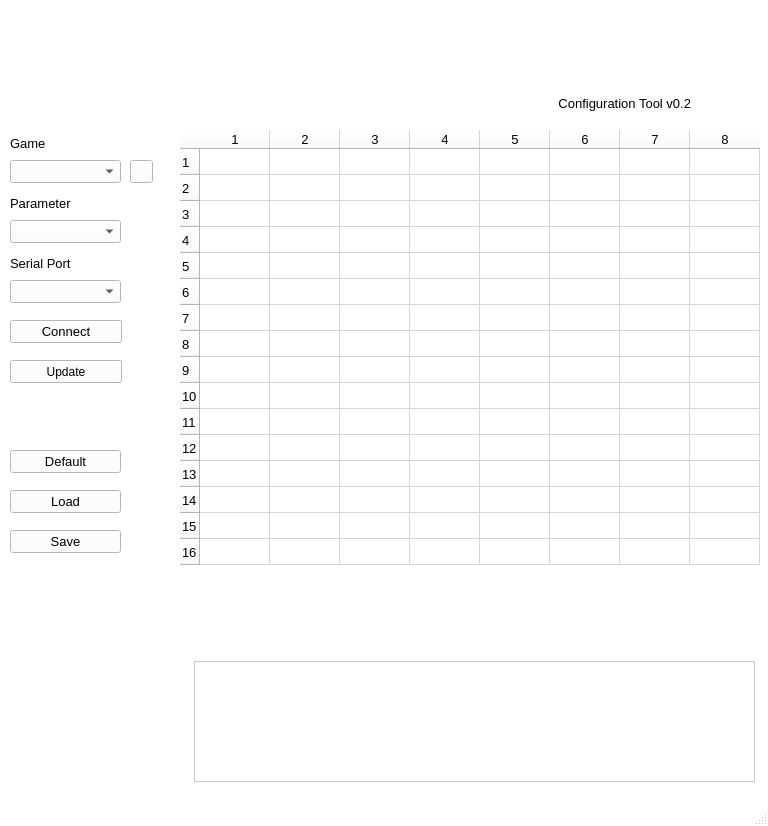
Above: afterglow_config/mainwindow.ui from bitfieldlabs/afterglow before the change. Below: the same form after it.
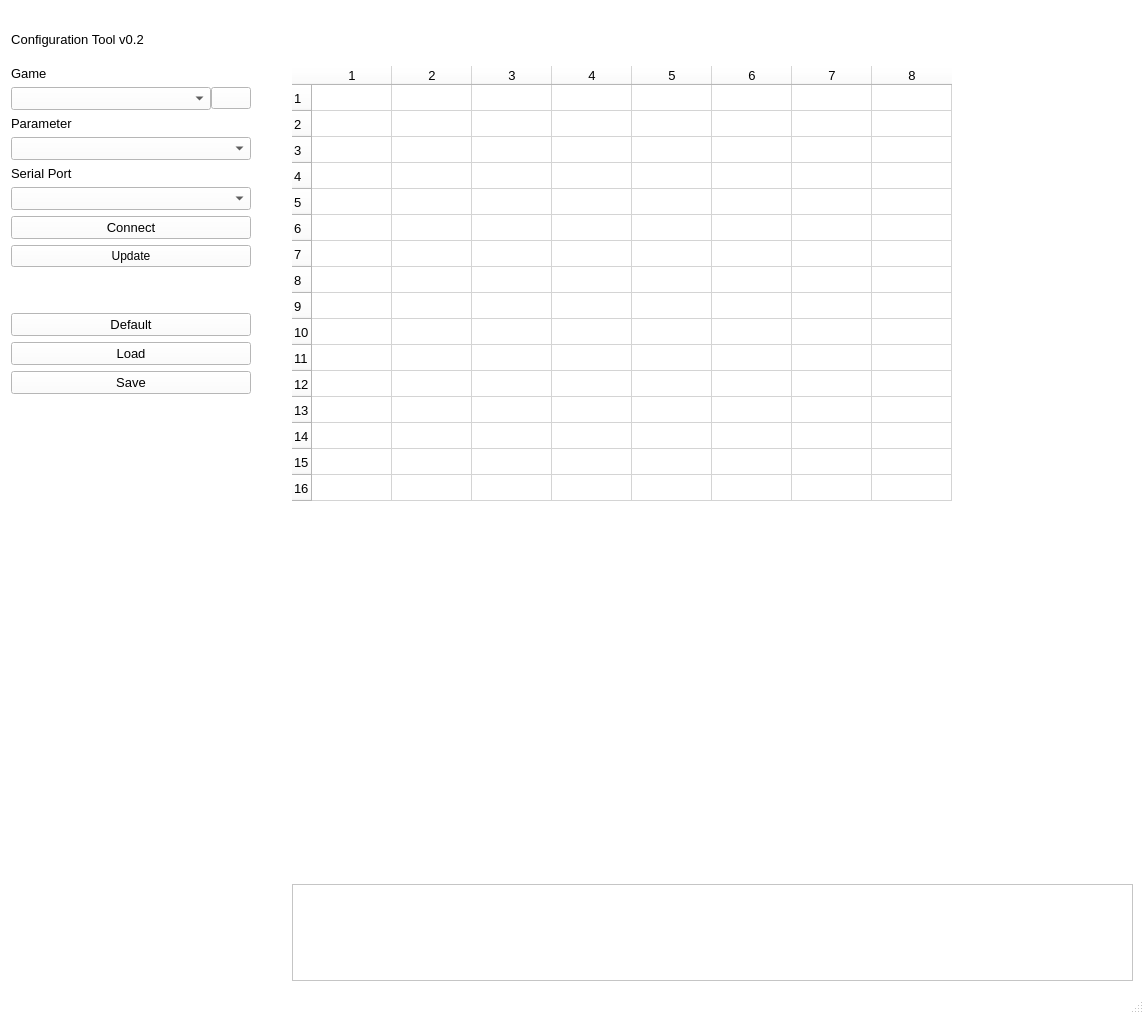
That is the form after the change. Icons and pictures are not drawn.

Patch:
```diff
--- a/afterglow_config/mainwindow.ui
+++ b/afterglow_config/mainwindow.ui
@@ -6,8 +6,8 @@
    <rect>
     <x>0</x>
     <y>0</y>
-    <width>768</width>
-    <height>826</height>
+    <width>1144</width>
+    <height>1014</height>
    </rect>
   </property>
   <property name="palette">
@@ -432,433 +432,536 @@
    <iconset resource="resources.qrc">
     <normaloff>:/images/images/a.ico</normaloff>:/images/images/a.ico</iconset>
   </property>
+  <property name="layoutDirection">
+   <enum>Qt::LeftToRight</enum>
+  </property>
   <property name="autoFillBackground">
    <bool>false</bool>
   </property>
   <widget class="QWidget" name="centralWidget">
-   <widget class="QTableWidget" name="lampMatrix">
-    <property name="geometry">
-     <rect>
-      <x>180</x>
-      <y>130</y>
-      <width>582</width>
-      <height>520</height>
-     </rect>
-    </property>
-    <property name="font">
-     <font>
-      <pointsize>10</pointsize>
-     </font>
-    </property>
-    <property name="frameShape">
-     <enum>QFrame::NoFrame</enum>
-    </property>
-    <property name="verticalScrollBarPolicy">
-     <enum>Qt::ScrollBarAlwaysOff</enum>
-    </property>
-    <property name="horizontalScrollBarPolicy">
-     <enum>Qt::ScrollBarAlwaysOff</enum>
-    </property>
-    <property name="showDropIndicator" stdset="0">
-     <bool>false</bool>
-    </property>
-    <property name="alternatingRowColors">
-     <bool>true</bool>
-    </property>
-    <property name="wordWrap">
-     <bool>true</bool>
-    </property>
-    <property name="cornerButtonEnabled">
-     <bool>false</bool>
-    </property>
-    <property name="rowCount">
-     <number>16</number>
-    </property>
-    <property name="columnCount">
-     <number>8</number>
-    </property>
-    <attribute name="horizontalHeaderDefaultSectionSize">
-     <number>70</number>
-    </attribute>
-    <attribute name="horizontalHeaderMinimumSectionSize">
-     <number>31</number>
-    </attribute>
-    <attribute name="verticalHeaderDefaultSectionSize">
-     <number>26</number>
-    </attribute>
-    <row/>
-    <row/>
-    <row/>
-    <row/>
-    <row/>
-    <row/>
-    <row/>
-    <row/>
-    <row/>
-    <row/>
-    <row/>
-    <row/>
-    <row/>
-    <row/>
-    <row/>
-    <row/>
-    <column/>
-    <column/>
-    <column/>
-    <column/>
-    <column/>
-    <column/>
-    <column/>
-    <column/>
-   </widget>
-   <widget class="QLabel" name="label">
-    <property name="geometry">
-     <rect>
-      <x>50</x>
-      <y>10</y>
-      <width>661</width>
-      <height>82</height>
-     </rect>
-    </property>
-    <property name="font">
-     <font>
-      <pointsize>10</pointsize>
-     </font>
-    </property>
-    <property name="text">
-     <string/>
-    </property>
-    <property name="pixmap">
-     <pixmap resource="resources.qrc">:/images/images/afterglow.png</pixmap>
-    </property>
-    <property name="scaledContents">
-     <bool>true</bool>
-    </property>
-   </widget>
-   <widget class="QLabel" name="label_2">
-    <property name="geometry">
-     <rect>
-      <x>480</x>
-      <y>90</y>
-      <width>211</width>
-      <height>27</height>
-     </rect>
-    </property>
-    <property name="font">
-     <font>
-      <pointsize>10</pointsize>
-     </font>
-    </property>
-    <property name="text">
-     <string>Configuration Tool v0.2</string>
-    </property>
-    <property name="scaledContents">
-     <bool>true</bool>
-    </property>
-    <property name="alignment">
-     <set>Qt::AlignRight|Qt::AlignTrailing|Qt::AlignVCenter</set>
-    </property>
-   </widget>
-   <widget class="QComboBox" name="serialPortSelection">
-    <property name="geometry">
-     <rect>
-      <x>10</x>
-      <y>280</y>
-      <width>111</width>
-      <height>23</height>
-     </rect>
-    </property>
-    <property name="font">
-     <font>
-      <pointsize>10</pointsize>
-     </font>
-    </property>
-    <property name="toolTip">
-     <string>Select the serial port your Afterglow is connected to</string>
-    </property>
-   </widget>
-   <widget class="QLabel" name="label_3">
-    <property name="geometry">
-     <rect>
-      <x>10</x>
-      <y>250</y>
-      <width>131</width>
-      <height>27</height>
-     </rect>
-    </property>
-    <property name="font">
-     <font>
-      <pointsize>10</pointsize>
-     </font>
-    </property>
-    <property name="text">
-     <string>Serial Port</string>
-    </property>
-   </widget>
-   <widget class="QPushButton" name="saveButton">
-    <property name="geometry">
-     <rect>
-      <x>10</x>
-      <y>530</y>
-      <width>111</width>
-      <height>23</height>
-     </rect>
-    </property>
-    <property name="font">
-     <font>
-      <pointsize>10</pointsize>
-     </font>
-    </property>
-    <property name="toolTip">
-     <string>Save all settings to your Afterglow device</string>
-    </property>
-    <property name="text">
-     <string>Save</string>
-    </property>
-    <property name="icon">
-     <iconset resource="resources.qrc">
-      <normaloff>:/icon/icons/document-save.svg</normaloff>:/icon/icons/document-save.svg</iconset>
-    </property>
-   </widget>
-   <widget class="QPushButton" name="loadButton">
-    <property name="geometry">
-     <rect>
-      <x>10</x>
-      <y>490</y>
-      <width>111</width>
-      <height>23</height>
-     </rect>
-    </property>
-    <property name="font">
-     <font>
-      <pointsize>10</pointsize>
-     </font>
-    </property>
-    <property name="toolTip">
-     <string>Load all settings from the Afterglow device</string>
-    </property>
-    <property name="text">
-     <string>Load</string>
-    </property>
-    <property name="icon">
-     <iconset resource="resources.qrc">
-      <normaloff>:/icon/icons/download.svg</normaloff>:/icon/icons/download.svg</iconset>
-    </property>
-   </widget>
-   <widget class="QLabel" name="label_4">
-    <property name="geometry">
-     <rect>
-      <x>10</x>
-      <y>130</y>
-      <width>81</width>
-      <height>27</height>
-     </rect>
-    </property>
-    <property name="font">
-     <font>
-      <pointsize>10</pointsize>
-     </font>
-    </property>
-    <property name="text">
-     <string>Game</string>
-    </property>
-   </widget>
-   <widget class="QComboBox" name="gameSelection">
-    <property name="geometry">
-     <rect>
-      <x>10</x>
-      <y>160</y>
-      <width>111</width>
-      <height>23</height>
-     </rect>
-    </property>
-    <property name="font">
-     <font>
-      <pointsize>10</pointsize>
-     </font>
-    </property>
-    <property name="toolTip">
-     <string>Choose your pinball machine</string>
-    </property>
-   </widget>
-   <widget class="QPushButton" name="connectButton">
-    <property name="enabled">
-     <bool>true</bool>
-    </property>
-    <property name="geometry">
-     <rect>
-      <x>10</x>
-      <y>320</y>
-      <width>112</width>
-      <height>23</height>
-     </rect>
-    </property>
-    <property name="font">
-     <font>
-      <pointsize>10</pointsize>
-     </font>
-    </property>
-    <property name="toolTip">
-     <string>Connect to your Afterglow device</string>
-    </property>
-    <property name="text">
-     <string>Connect</string>
-    </property>
-    <property name="icon">
-     <iconset resource="resources.qrc">
-      <normaloff>:/icon/icons/network-connect.svg</normaloff>:/icon/icons/network-connect.svg</iconset>
-    </property>
-   </widget>
-   <widget class="QComboBox" name="parameterSelection">
-    <property name="geometry">
-     <rect>
-      <x>10</x>
-      <y>220</y>
-      <width>111</width>
-      <height>23</height>
-     </rect>
-    </property>
-    <property name="font">
-     <font>
-      <pointsize>10</pointsize>
-     </font>
-    </property>
-    <property name="toolTip">
-     <string>Choose which parameter to display and edit</string>
-    </property>
-   </widget>
-   <widget class="QLabel" name="label_5">
-    <property name="geometry">
-     <rect>
-      <x>10</x>
-      <y>190</y>
-      <width>131</width>
-      <height>27</height>
-     </rect>
-    </property>
-    <property name="font">
-     <font>
-      <pointsize>10</pointsize>
-     </font>
-    </property>
-    <property name="text">
-     <string>Parameter</string>
-    </property>
-   </widget>
-   <widget class="QPushButton" name="defaultButton">
-    <property name="geometry">
-     <rect>
-      <x>10</x>
-      <y>450</y>
-      <width>111</width>
-      <height>23</height>
-     </rect>
-    </property>
-    <property name="font">
-     <font>
-      <pointsize>10</pointsize>
-     </font>
-    </property>
-    <property name="toolTip">
-     <string>Revert all values to the firmware default</string>
-    </property>
-    <property name="text">
-     <string>Default</string>
-    </property>
-    <property name="icon">
-     <iconset resource="resources.qrc">
-      <normaloff>:/icon/icons/circular-arrow-shape.svg</normaloff>:/icon/icons/circular-arrow-shape.svg</iconset>
-    </property>
-   </widget>
-   <widget class="QPushButton" name="gameListFetchButton">
-    <property name="geometry">
-     <rect>
-      <x>130</x>
-      <y>160</y>
-      <width>23</width>
-      <height>23</height>
-     </rect>
-    </property>
-    <property name="toolTip">
-     <string>Fetch the latest game list from github</string>
-    </property>
-    <property name="text">
-     <string/>
-    </property>
-    <property name="icon">
-     <iconset resource="resources.qrc">
-      <normaloff>:/icon/icons/atmosphere.svg</normaloff>:/icon/icons/atmosphere.svg</iconset>
-    </property>
-   </widget>
-   <widget class="QPushButton" name="updateFWButton">
-    <property name="geometry">
-     <rect>
-      <x>10</x>
-      <y>360</y>
-      <width>112</width>
-      <height>23</height>
-     </rect>
-    </property>
-    <property name="toolTip">
-     <string>Update the Arduino firmware with the latest version from github</string>
-    </property>
-    <property name="text">
-     <string>Update</string>
-    </property>
-    <property name="icon">
-     <iconset resource="resources.qrc">
-      <normaloff>:/icon/icons/view-refresh.svg</normaloff>:/icon/icons/view-refresh.svg</iconset>
-    </property>
-   </widget>
-   <widget class="QLabel" name="label_6">
-    <property name="geometry">
-     <rect>
-      <x>675</x>
-      <y>730</y>
-      <width>61</width>
-      <height>51</height>
-     </rect>
-    </property>
-    <property name="text">
-     <string/>
-    </property>
-    <property name="pixmap">
-     <pixmap resource="resources.qrc">:/images/images/flakie_transp.png</pixmap>
-    </property>
-    <property name="scaledContents">
-     <bool>true</bool>
-    </property>
-   </widget>
-   <widget class="QTextBrowser" name="tickerText">
-    <property name="geometry">
-     <rect>
-      <x>194</x>
-      <y>661</y>
-      <width>561</width>
-      <height>121</height>
-     </rect>
-    </property>
-    <property name="acceptDrops">
-     <bool>false</bool>
-    </property>
-   </widget>
-   <zorder>lampMatrix</zorder>
-   <zorder>label</zorder>
-   <zorder>label_2</zorder>
-   <zorder>serialPortSelection</zorder>
-   <zorder>label_3</zorder>
-   <zorder>saveButton</zorder>
-   <zorder>loadButton</zorder>
-   <zorder>label_4</zorder>
-   <zorder>gameSelection</zorder>
-   <zorder>connectButton</zorder>
-   <zorder>parameterSelection</zorder>
-   <zorder>label_5</zorder>
-   <zorder>defaultButton</zorder>
-   <zorder>gameListFetchButton</zorder>
-   <zorder>updateFWButton</zorder>
-   <zorder>tickerText</zorder>
-   <zorder>label_6</zorder>
+   <layout class="QVBoxLayout" name="verticalLayout_9">
+    <item>
+     <layout class="QVBoxLayout" name="verticalLayout_8">
+      <item>
+       <layout class="QVBoxLayout" name="verticalLayout_7">
+        <item>
+         <widget class="QLabel" name="label">
+          <property name="sizePolicy">
+           <sizepolicy hsizetype="Fixed" vsizetype="Fixed">
+            <horstretch>0</horstretch>
+            <verstretch>0</verstretch>
+           </sizepolicy>
+          </property>
+          <property name="font">
+           <font>
+            <pointsize>10</pointsize>
+           </font>
+          </property>
+          <property name="text">
+           <string/>
+          </property>
+          <property name="pixmap">
+           <pixmap resource="resources.qrc">:/images/images/afterglow.png</pixmap>
+          </property>
+          <property name="scaledContents">
+           <bool>true</bool>
+          </property>
+          <property name="alignment">
+           <set>Qt::AlignCenter</set>
+          </property>
+         </widget>
+        </item>
+        <item>
+         <widget class="QLabel" name="label_2">
+          <property name="sizePolicy">
+           <sizepolicy hsizetype="Fixed" vsizetype="Fixed">
+            <horstretch>0</horstretch>
+            <verstretch>0</verstretch>
+           </sizepolicy>
+          </property>
+          <property name="font">
+           <font>
+            <pointsize>10</pointsize>
+           </font>
+          </property>
+          <property name="text">
+           <string>Configuration Tool v0.2</string>
+          </property>
+          <property name="scaledContents">
+           <bool>true</bool>
+          </property>
+          <property name="alignment">
+           <set>Qt::AlignCenter</set>
+          </property>
+         </widget>
+        </item>
+       </layout>
+      </item>
+      <item>
+       <spacer name="verticalSpacer_3">
+        <property name="orientation">
+         <enum>Qt::Vertical</enum>
+        </property>
+        <property name="sizeType">
+         <enum>QSizePolicy::Fixed</enum>
+        </property>
+        <property name="sizeHint" stdset="0">
+         <size>
+          <width>20</width>
+          <height>13</height>
+         </size>
+        </property>
+       </spacer>
+      </item>
+      <item>
+       <layout class="QHBoxLayout" name="horizontalLayout_2" stretch="1,1,8">
+        <property name="spacing">
+         <number>1</number>
+        </property>
+        <property name="sizeConstraint">
+         <enum>QLayout::SetMaximumSize</enum>
+        </property>
+        <item>
+         <layout class="QVBoxLayout" name="verticalLayout_5">
+          <property name="sizeConstraint">
+           <enum>QLayout::SetFixedSize</enum>
+          </property>
+          <item>
+           <widget class="QLabel" name="label_4">
+            <property name="sizePolicy">
+             <sizepolicy hsizetype="Minimum" vsizetype="Fixed">
+              <horstretch>1</horstretch>
+              <verstretch>0</verstretch>
+             </sizepolicy>
+            </property>
+            <property name="font">
+             <font>
+              <pointsize>10</pointsize>
+             </font>
+            </property>
+            <property name="text">
+             <string>Game</string>
+            </property>
+           </widget>
+          </item>
+          <item>
+           <layout class="QHBoxLayout" name="horizontalLayout">
+            <property name="spacing">
+             <number>0</number>
+            </property>
+            <item>
+             <widget class="QComboBox" name="gameSelection">
+              <property name="sizePolicy">
+               <sizepolicy hsizetype="Minimum" vsizetype="Fixed">
+                <horstretch>0</horstretch>
+                <verstretch>0</verstretch>
+               </sizepolicy>
+              </property>
+              <property name="minimumSize">
+               <size>
+                <width>200</width>
+                <height>0</height>
+               </size>
+              </property>
+              <property name="font">
+               <font>
+                <pointsize>10</pointsize>
+               </font>
+              </property>
+              <property name="toolTip">
+               <string>Choose your pinball machine</string>
+              </property>
+             </widget>
+            </item>
+            <item>
+             <widget class="QPushButton" name="gameListFetchButton">
+              <property name="sizePolicy">
+               <sizepolicy hsizetype="Minimum" vsizetype="Fixed">
+                <horstretch>0</horstretch>
+                <verstretch>0</verstretch>
+               </sizepolicy>
+              </property>
+              <property name="toolTip">
+               <string>Fetch the latest game list from github</string>
+              </property>
+              <property name="text">
+               <string/>
+              </property>
+              <property name="icon">
+               <iconset resource="resources.qrc">
+                <normaloff>:/icon/icons/atmosphere.svg</normaloff>:/icon/icons/atmosphere.svg</iconset>
+              </property>
+             </widget>
+            </item>
+           </layout>
+          </item>
+          <item>
+           <widget class="QLabel" name="label_5">
+            <property name="sizePolicy">
+             <sizepolicy hsizetype="Minimum" vsizetype="Fixed">
+              <horstretch>1</horstretch>
+              <verstretch>0</verstretch>
+             </sizepolicy>
+            </property>
+            <property name="font">
+             <font>
+              <pointsize>10</pointsize>
+             </font>
+            </property>
+            <property name="text">
+             <string>Parameter</string>
+            </property>
+           </widget>
+          </item>
+          <item>
+           <widget class="QComboBox" name="parameterSelection">
+            <property name="sizePolicy">
+             <sizepolicy hsizetype="Minimum" vsizetype="Fixed">
+              <horstretch>1</horstretch>
+              <verstretch>0</verstretch>
+             </sizepolicy>
+            </property>
+            <property name="font">
+             <font>
+              <pointsize>10</pointsize>
+             </font>
+            </property>
+            <property name="toolTip">
+             <string>Choose which parameter to display and edit</string>
+            </property>
+           </widget>
+          </item>
+          <item>
+           <widget class="QLabel" name="label_3">
+            <property name="sizePolicy">
+             <sizepolicy hsizetype="Minimum" vsizetype="Fixed">
+              <horstretch>1</horstretch>
+              <verstretch>0</verstretch>
+             </sizepolicy>
+            </property>
+            <property name="font">
+             <font>
+              <pointsize>10</pointsize>
+             </font>
+            </property>
+            <property name="text">
+             <string>Serial Port</string>
+            </property>
+           </widget>
+          </item>
+          <item>
+           <widget class="QComboBox" name="serialPortSelection">
+            <property name="sizePolicy">
+             <sizepolicy hsizetype="Minimum" vsizetype="Fixed">
+              <horstretch>1</horstretch>
+              <verstretch>0</verstretch>
+             </sizepolicy>
+            </property>
+            <property name="font">
+             <font>
+              <pointsize>10</pointsize>
+             </font>
+            </property>
+            <property name="toolTip">
+             <string>Select the serial port your Afterglow is connected to</string>
+            </property>
+           </widget>
+          </item>
+          <item>
+           <widget class="QPushButton" name="connectButton">
+            <property name="enabled">
+             <bool>true</bool>
+            </property>
+            <property name="sizePolicy">
+             <sizepolicy hsizetype="Minimum" vsizetype="Fixed">
+              <horstretch>1</horstretch>
+              <verstretch>0</verstretch>
+             </sizepolicy>
+            </property>
+            <property name="font">
+             <font>
+              <pointsize>10</pointsize>
+             </font>
+            </property>
+            <property name="toolTip">
+             <string>Connect to your Afterglow device</string>
+            </property>
+            <property name="text">
+             <string>Connect</string>
+            </property>
+            <property name="icon">
+             <iconset resource="resources.qrc">
+              <normaloff>:/icon/icons/network-connect.svg</normaloff>:/icon/icons/network-connect.svg</iconset>
+            </property>
+           </widget>
+          </item>
+          <item>
+           <widget class="QPushButton" name="updateFWButton">
+            <property name="sizePolicy">
+             <sizepolicy hsizetype="Minimum" vsizetype="Fixed">
+              <horstretch>0</horstretch>
+              <verstretch>0</verstretch>
+             </sizepolicy>
+            </property>
+            <property name="toolTip">
+             <string>Update the Arduino firmware with the latest version from github</string>
+            </property>
+            <property name="text">
+             <string>Update</string>
+            </property>
+            <property name="icon">
+             <iconset resource="resources.qrc">
+              <normaloff>:/icon/icons/view-refresh.svg</normaloff>:/icon/icons/view-refresh.svg</iconset>
+            </property>
+           </widget>
+          </item>
+          <item>
+           <spacer name="verticalSpacer">
+            <property name="sizePolicy">
+             <sizepolicy hsizetype="Minimum" vsizetype="Minimum">
+              <horstretch>0</horstretch>
+              <verstretch>0</verstretch>
+             </sizepolicy>
+            </property>
+            <property name="orientation">
+             <enum>Qt::Vertical</enum>
+            </property>
+            <property name="sizeType">
+             <enum>QSizePolicy::Minimum</enum>
+            </property>
+            <property name="sizeHint" stdset="0">
+             <size>
+              <width>20</width>
+              <height>40</height>
+             </size>
+            </property>
+           </spacer>
+          </item>
+          <item>
+           <widget class="QPushButton" name="defaultButton">
+            <property name="sizePolicy">
+             <sizepolicy hsizetype="Minimum" vsizetype="Fixed">
+              <horstretch>1</horstretch>
+              <verstretch>0</verstretch>
+             </sizepolicy>
+            </property>
+            <property name="font">
+             <font>
+              <pointsize>10</pointsize>
+             </font>
+            </property>
+            <property name="toolTip">
+             <string>Revert all values to the firmware default</string>
+            </property>
+            <property name="text">
+             <string>Default</string>
+            </property>
+            <property name="icon">
+             <iconset resource="resources.qrc">
+              <normaloff>:/icon/icons/circular-arrow-shape.svg</normaloff>:/icon/icons/circular-arrow-shape.svg</iconset>
+            </property>
+           </widget>
+          </item>
+          <item>
+           <widget class="QPushButton" name="loadButton">
+            <property name="sizePolicy">
+             <sizepolicy hsizetype="Minimum" vsizetype="Fixed">
+              <horstretch>1</horstretch>
+              <verstretch>0</verstretch>
+             </sizepolicy>
+            </property>
+            <property name="font">
+             <font>
+              <pointsize>10</pointsize>
+             </font>
+            </property>
+            <property name="toolTip">
+             <string>Load all settings from the Afterglow device</string>
+            </property>
+            <property name="text">
+             <string>Load</string>
+            </property>
+            <property name="icon">
+             <iconset resource="resources.qrc">
+              <normaloff>:/icon/icons/download.svg</normaloff>:/icon/icons/download.svg</iconset>
+            </property>
+           </widget>
+          </item>
+          <item>
+           <widget class="QPushButton" name="saveButton">
+            <property name="sizePolicy">
+             <sizepolicy hsizetype="Minimum" vsizetype="Fixed">
+              <horstretch>1</horstretch>
+              <verstretch>0</verstretch>
+             </sizepolicy>
+            </property>
+            <property name="font">
+             <font>
+              <pointsize>10</pointsize>
+             </font>
+            </property>
+            <property name="toolTip">
+             <string>Save all settings to your Afterglow device</string>
+            </property>
+            <property name="text">
+             <string>Save</string>
+            </property>
+            <property name="icon">
+             <iconset resource="resources.qrc">
+              <normaloff>:/icon/icons/document-save.svg</normaloff>:/icon/icons/document-save.svg</iconset>
+            </property>
+           </widget>
+          </item>
+          <item>
+           <spacer name="verticalSpacer_4">
+            <property name="orientation">
+             <enum>Qt::Vertical</enum>
+            </property>
+            <property name="sizeType">
+             <enum>QSizePolicy::MinimumExpanding</enum>
+            </property>
+            <property name="sizeHint" stdset="0">
+             <size>
+              <width>153</width>
+              <height>185</height>
+             </size>
+            </property>
+           </spacer>
+          </item>
+         </layout>
+        </item>
+        <item>
+         <spacer name="horizontalSpacer">
+          <property name="orientation">
+           <enum>Qt::Horizontal</enum>
+          </property>
+          <property name="sizeType">
+           <enum>QSizePolicy::Fixed</enum>
+          </property>
+          <property name="sizeHint" stdset="0">
+           <size>
+            <width>40</width>
+            <height>20</height>
+           </size>
+          </property>
+         </spacer>
+        </item>
+        <item>
+         <layout class="QVBoxLayout" name="verticalLayout_6">
+          <item>
+           <widget class="QTableWidget" name="lampMatrix">
+            <property name="sizePolicy">
+             <sizepolicy hsizetype="Expanding" vsizetype="Expanding">
+              <horstretch>0</horstretch>
+              <verstretch>8</verstretch>
+             </sizepolicy>
+            </property>
+            <property name="font">
+             <font>
+              <pointsize>10</pointsize>
+             </font>
+            </property>
+            <property name="frameShape">
+             <enum>QFrame::NoFrame</enum>
+            </property>
+            <property name="verticalScrollBarPolicy">
+             <enum>Qt::ScrollBarAlwaysOff</enum>
+            </property>
+            <property name="horizontalScrollBarPolicy">
+             <enum>Qt::ScrollBarAlwaysOff</enum>
+            </property>
+            <property name="showDropIndicator" stdset="0">
+             <bool>false</bool>
+            </property>
+            <property name="alternatingRowColors">
+             <bool>true</bool>
+            </property>
+            <property name="wordWrap">
+             <bool>true</bool>
+            </property>
+            <property name="cornerButtonEnabled">
+             <bool>false</bool>
+            </property>
+            <property name="rowCount">
+             <number>16</number>
+            </property>
+            <property name="columnCount">
+             <number>8</number>
+            </property>
+            <attribute name="horizontalHeaderCascadingSectionResizes">
+             <bool>false</bool>
+            </attribute>
+            <attribute name="horizontalHeaderDefaultSectionSize">
+             <number>80</number>
+            </attribute>
+            <attribute name="horizontalHeaderMinimumSectionSize">
+             <number>31</number>
+            </attribute>
+            <attribute name="verticalHeaderDefaultSectionSize">
+             <number>26</number>
+            </attribute>
+            <row/>
+            <row/>
+            <row/>
+            <row/>
+            <row/>
+            <row/>
+            <row/>
+            <row/>
+            <row/>
+            <row/>
+            <row/>
+            <row/>
+            <row/>
+            <row/>
+            <row/>
+            <row/>
+            <column/>
+            <column/>
+            <column/>
+            <column/>
+            <column/>
+            <column/>
+            <column/>
+            <column/>
+           </widget>
+          </item>
+          <item>
+           <spacer name="verticalSpacer_2">
+            <property name="orientation">
+             <enum>Qt::Vertical</enum>
+            </property>
+            <property name="sizeType">
+             <enum>QSizePolicy::Fixed</enum>
+            </property>
+            <property name="sizeHint" stdset="0">
+             <size>
+              <width>20</width>
+              <height>40</height>
+             </size>
+            </property>
+           </spacer>
+          </item>
+          <item>
+           <widget class="QTextBrowser" name="tickerText">
+            <property name="sizePolicy">
+             <sizepolicy hsizetype="Expanding" vsizetype="Expanding">
+              <horstretch>0</horstretch>
+              <verstretch>1</verstretch>
+             </sizepolicy>
+            </property>
+            <property name="acceptDrops">
+             <bool>false</bool>
+            </property>
+           </widget>
+          </item>
+         </layout>
+        </item>
+       </layout>
+      </item>
+     </layout>
+    </item>
+   </layout>
   </widget>
   <widget class="QStatusBar" name="statusBar"/>
  </widget>
```
